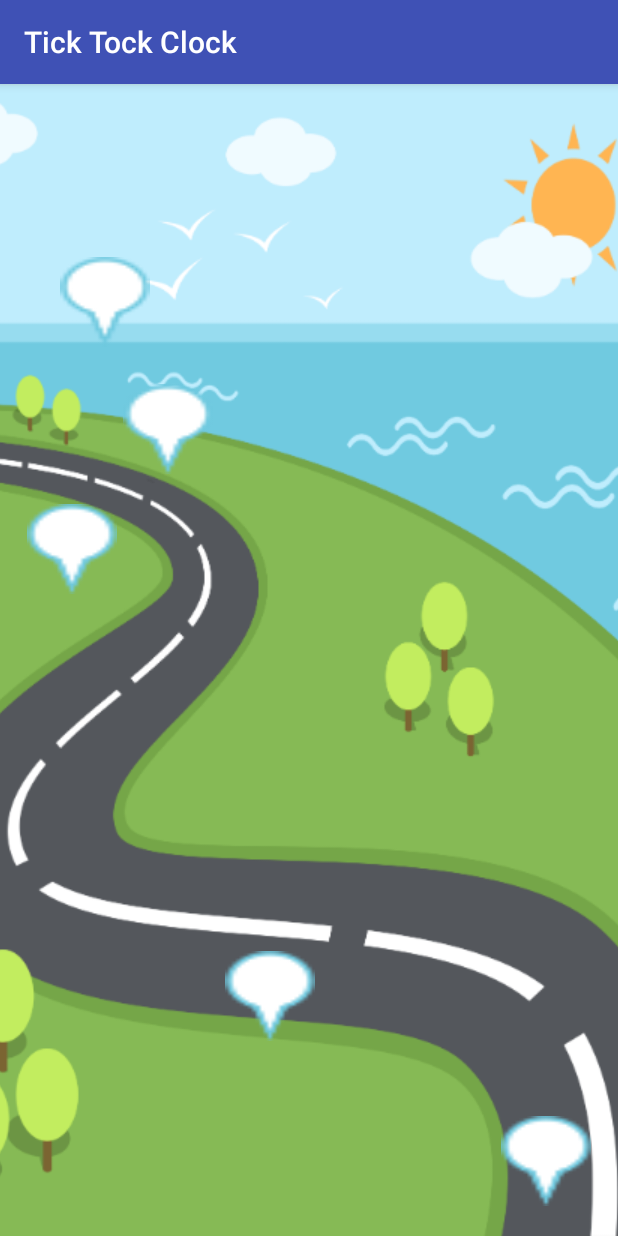
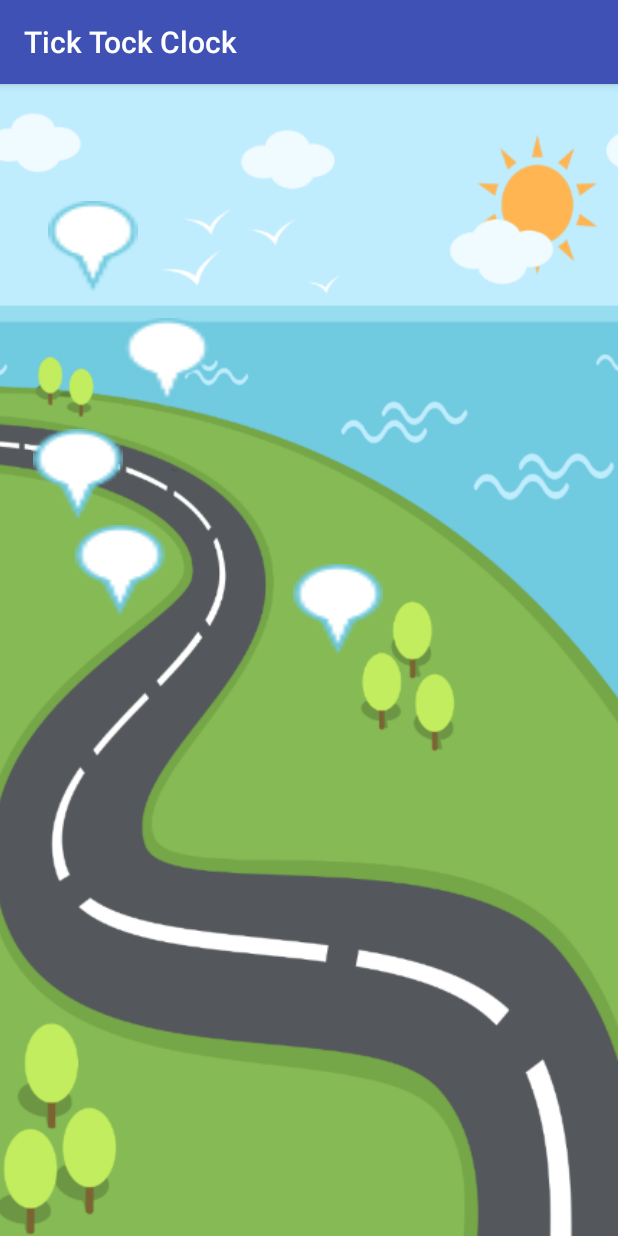
Before and after one commit to Teo-BH/android-study-jam, an Android app: the screen it shows after launch (MainActivity), on a phone screen of 412 x 824 dp. Run offline under Robolectric (Android 15) with nearby library versions, the phone set to English and light mode, and no system bars.

Commit message:
Ajuste na posição das placas por resolução do Android (xxx-hdpi, xx-hdpi, ...)

```diff
--- a/projects/TickTockClock/app/src/main/java/br/com/teobaldo/ticktockclock/MainActivity.java
+++ b/projects/TickTockClock/app/src/main/java/br/com/teobaldo/ticktockclock/MainActivity.java
@@ -1,8 +1,11 @@
 package br.com.teobaldo.ticktockclock;
 
+import android.graphics.Point;
 import android.support.v7.app.AppCompatActivity;
 import android.os.Bundle;
+import android.util.DisplayMetrics;
 import android.util.Log;
+import android.view.Display;
 import android.view.View;
 import android.widget.ImageView;
 
@@ -16,7 +19,10 @@ public class MainActivity extends AppCompatActivity {
 
     public void ButtonClick(View view) {
         ImageView img = (ImageView)findViewById(R.id.road_background);
-        Log.v("MainActivity", "Height " + img.getHeight());
-        Log.v("MainActivity", "Width " + img.getWidth());
+        Log.v("MainActivity", "Height " + img.getHeight() + " Width " + img.getWidth());
+
+        DisplayMetrics metrics = new DisplayMetrics();
+        getWindowManager().getDefaultDisplay().getMetrics(metrics);
+        Log.v("MainActivity", "Height " + metrics.heightPixels + " Width " + metrics.widthPixels);
     }
 }
--- a/projects/TickTockClock/app/src/main/res/layout/activity_main.xml
+++ b/projects/TickTockClock/app/src/main/res/layout/activity_main.xml
@@ -20,19 +20,10 @@
         android:layout_width="60dp"
         android:layout_height="60dp"
         android:background="@drawable/bluesign"
-        android:layout_alignBottom="@+id/road_background"
-        android:layout_alignRight="@+id/road_background"
-        android:layout_marginBottom="20dp"
-        android:layout_marginRight="18dp"/>
-
-    <Button
-        android:layout_width="60dp"
-        android:layout_height="60dp"
-        android:background="@drawable/bluesign"
-        android:layout_alignBottom="@+id/road_background"
+        android:layout_alignTop="@+id/road_background"
         android:layout_alignLeft="@+id/road_background"
-        android:layout_marginBottom="130dp"
-        android:layout_marginLeft="150dp"/>
+        android:layout_marginTop="@dimen/first_sign_top"
+        android:layout_marginLeft="@dimen/first_sign_left"/>
 
     <Button
         android:layout_width="60dp"
@@ -40,8 +31,8 @@
         android:background="@drawable/bluesign"
         android:layout_alignTop="@+id/road_background"
         android:layout_alignLeft="@+id/road_background"
-        android:layout_marginTop="280dp"
-        android:layout_marginLeft="18dp"/>
+        android:layout_marginTop="@dimen/second_sign_top"
+        android:layout_marginLeft="@dimen/second_sign_left"/>
 
     <Button
         android:layout_width="60dp"
@@ -49,8 +40,8 @@
         android:background="@drawable/bluesign"
         android:layout_alignTop="@+id/road_background"
         android:layout_alignLeft="@+id/road_background"
-        android:layout_marginTop="200dp"
-        android:layout_marginLeft="82dp"/>
+        android:layout_marginTop="@dimen/third_sign_top"
+        android:layout_marginLeft="@dimen/third_sign_left"/>
 
     <Button
         android:layout_width="60dp"
@@ -58,7 +49,16 @@
         android:background="@drawable/bluesign"
         android:layout_alignTop="@+id/road_background"
         android:layout_alignLeft="@+id/road_background"
-        android:layout_marginTop="115dp"
-        android:layout_marginLeft="40dp"/>
+        android:layout_marginTop="@dimen/fourth_sign_top"
+        android:layout_marginLeft="@dimen/fourth_sign_left"/>
+
+    <Button
+        android:layout_width="60dp"
+        android:layout_height="60dp"
+        android:background="@drawable/bluesign"
+        android:layout_alignTop="@+id/road_background"
+        android:layout_alignLeft="@+id/road_background"
+        android:layout_marginTop="@dimen/fifth_sign_top"
+        android:layout_marginLeft="@dimen/fifth_sign_left"/>
 
 </RelativeLayout>
--- /dev/null
+++ b/projects/TickTockClock/app/src/main/res/values-hdpi/dimens.xml
@@ -0,0 +1,16 @@
+<resources>
+    <dimen name="first_sign_top">78dp</dimen>
+    <dimen name="first_sign_left">32dp</dimen>
+
+    <dimen name="second_sign_top">156dp</dimen>
+    <dimen name="second_sign_left">81dp</dimen>
+
+    <dimen name="third_sign_top">230dp</dimen>
+    <dimen name="third_sign_left">22dp</dimen>
+
+    <dimen name="fourth_sign_top">294dp</dimen>
+    <dimen name="fourth_sign_left">50dp</dimen>
+
+    <dimen name="fifth_sign_top">320dp</dimen>
+    <dimen name="fifth_sign_left">195dp</dimen>
+</resources>
--- /dev/null
+++ b/projects/TickTockClock/app/src/main/res/values-mdpi/dimens.xml
@@ -0,0 +1,16 @@
+<resources>
+    <dimen name="first_sign_top">160dp</dimen>
+    <dimen name="first_sign_left">38dp</dimen>
+
+    <dimen name="second_sign_top">270dp</dimen>
+    <dimen name="second_sign_left">145dp</dimen>
+
+    <dimen name="third_sign_top">350dp</dimen>
+    <dimen name="third_sign_left">78dp</dimen>
+
+    <dimen name="fourth_sign_top">470dp</dimen>
+    <dimen name="fourth_sign_left">52dp</dimen>
+
+    <dimen name="fifth_sign_top">510dp</dimen>
+    <dimen name="fifth_sign_left">250dp</dimen>
+</resources>
--- a/projects/TickTockClock/app/src/main/res/values-w820dp/dimens.xml
+++ /dev/null
@@ -1,6 +0,0 @@
-<resources>
-    <!-- Example customization of dimensions originally defined in res/values/dimens.xml
-         (such as screen margins) for screens with more than 820dp of available width. This
-         would include 7" and 10" devices in landscape (~960dp and ~1280dp respectively). -->
-    <dimen name="activity_horizontal_margin">64dp</dimen>
-</resources>
--- /dev/null
+++ b/projects/TickTockClock/app/src/main/res/values-xhdpi/dimens.xml
@@ -0,0 +1,16 @@
+<resources>
+    <dimen name="first_sign_top">85dp</dimen>
+    <dimen name="first_sign_left">32dp</dimen>
+
+    <dimen name="second_sign_top">156dp</dimen>
+    <dimen name="second_sign_left">113dp</dimen>
+
+    <dimen name="third_sign_top">230dp</dimen>
+    <dimen name="third_sign_left">60dp</dimen>
+
+    <dimen name="fourth_sign_top">330dp</dimen>
+    <dimen name="fourth_sign_left">35dp</dimen>
+
+    <dimen name="fifth_sign_top">365dp</dimen>
+    <dimen name="fifth_sign_left">195dp</dimen>
+</resources>
--- /dev/null
+++ b/projects/TickTockClock/app/src/main/res/values-xxhdpi/dimens.xml
@@ -0,0 +1,16 @@
+<resources>
+    <dimen name="first_sign_top">91dp</dimen>
+    <dimen name="first_sign_left">32dp</dimen>
+
+    <dimen name="second_sign_top">156dp</dimen>
+    <dimen name="second_sign_left">103dp</dimen>
+
+    <dimen name="third_sign_top">230dp</dimen>
+    <dimen name="third_sign_left">54dp</dimen>
+
+    <dimen name="fourth_sign_top">326dp</dimen>
+    <dimen name="fourth_sign_left">40dp</dimen>
+
+    <dimen name="fifth_sign_top">355dp</dimen>
+    <dimen name="fifth_sign_left">175dp</dimen>
+</resources>
--- /dev/null
+++ b/projects/TickTockClock/app/src/main/res/values-xxxhdpi/dimens.xml
@@ -0,0 +1,16 @@
+<resources>
+    <dimen name="first_sign_top">122dp</dimen>
+    <dimen name="first_sign_left">38dp</dimen>
+
+    <dimen name="second_sign_top">200dp</dimen>
+    <dimen name="second_sign_left">123dp</dimen>
+
+    <dimen name="third_sign_top">280dp</dimen>
+    <dimen name="third_sign_left">65dp</dimen>
+
+    <dimen name="fourth_sign_top">390dp</dimen>
+    <dimen name="fourth_sign_left">42dp</dimen>
+
+    <dimen name="fifth_sign_top">425dp</dimen>
+    <dimen name="fifth_sign_left">200dp</dimen>
+</resources>
```
Also changed, not shown: projects/TickTockClock/app/src/main/res/drawable-hdpi/roadbackground.png, projects/TickTockClock/app/src/main/res/drawable-mdpi/roadbackground.png, projects/TickTockClock/app/src/main/res/drawable-xhdpi/roadbackground.png, projects/TickTockClock/app/src/main/res/drawable-xxhdpi/roadbackground.png, projects/TickTockClock/app/src/main/res/drawable-xxxhdpi/roadbackground.png.
